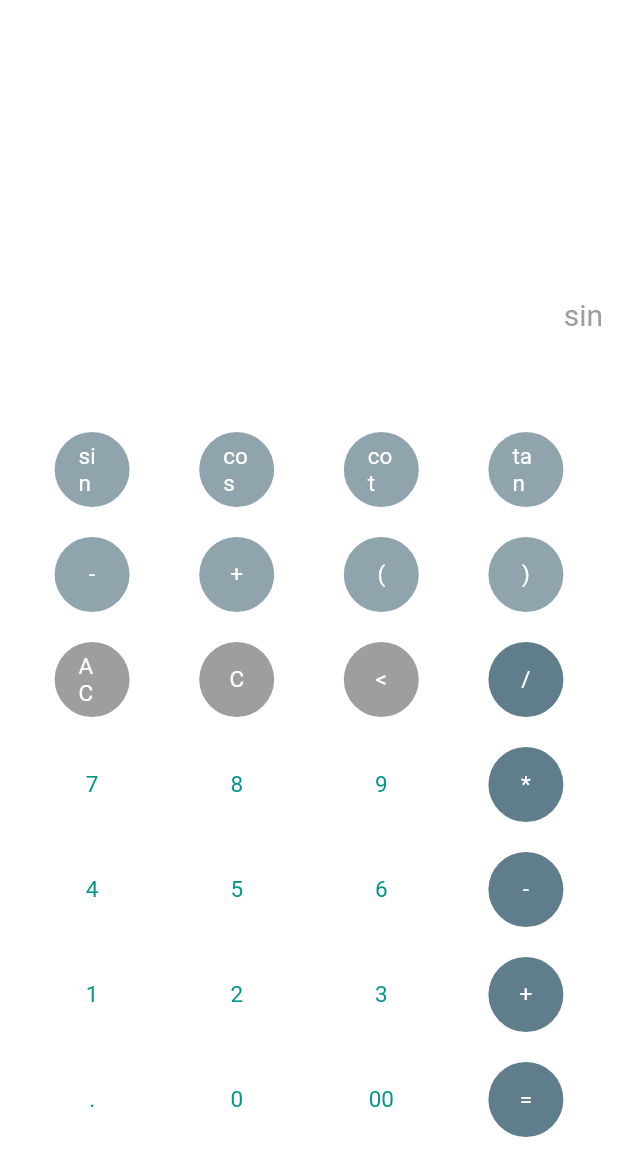
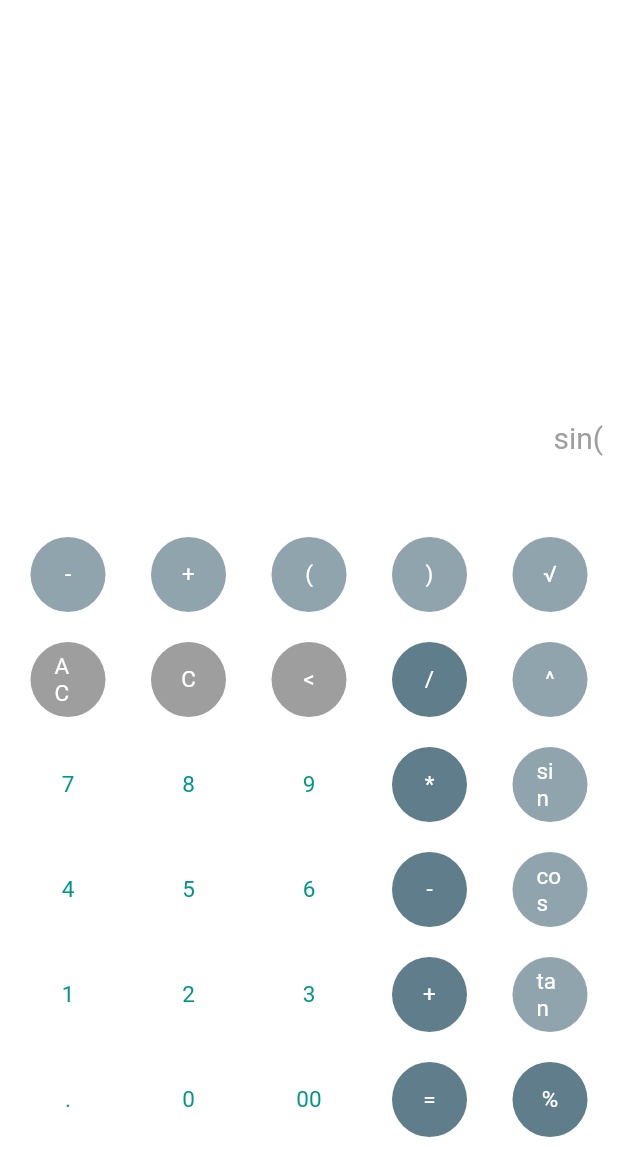
Before and after one commit to BlackIQ/flulator, a Flutter app: the ProCalculator screen opened directly, after a tap on "AC", after a tap on "sin", on a phone screen of 412 x 824 dp, the part 84-1236 px from its top. Run offline on Flutter 3.47's test engine with Material 2 defaults, Android fonts, the phone set to English and light mode, and no system bars; our stand-ins replace font_awesome_flutter, google_fonts, math_expressions; Roboto replaces fonts that are missing (Boogaloo).

Commit message:
Add new stuff and update pro

```diff
--- a/lib/app/pro/pro_cal.dart
+++ b/lib/app/pro/pro_cal.dart
@@ -14,9 +14,31 @@ class ProCalculatorState extends State<ProCalculator> {
   String _expression = 'Hi, Press AC to start app.';
 
   void numClick(String text) {
-    setState(() {
-      _expression += text;
-    });
+    if (text == 'sin') {
+      setState(() {
+        _expression += '${text}(';
+      });
+    }
+    else if (text == 'cos') {
+      setState(() {
+        _expression += '${text}(';
+      });
+    }
+    else if (text == 'tan') {
+      setState(() {
+        _expression += '${text}(';
+      });
+    }
+    else if (text == '√') {
+      setState(() {
+        _expression += 'sqrt(';
+      });
+    }
+    else {
+      setState(() {
+        _expression += text;
+      });
+    }
   }
 
   void deLast(String text) {
@@ -35,6 +57,13 @@ class ProCalculatorState extends State<ProCalculator> {
       } else if (text == 'C') {
         _expression = '';
       }
+    });
+  }
+
+  void percent(String text) {
+    double per = int.parse(_expression) / 100;
+    setState(() {
+      _history = per.toString();
     });
   }
 
@@ -96,42 +125,13 @@ class ProCalculatorState extends State<ProCalculator> {
             child: Text(
               _history,
               style: GoogleFonts.boogaloo(
-                fontSize: 40,
+                fontSize: 30,
                 color: Colors.teal,
               ),
             ),
             alignment: Alignment(1, 1),
           ),
           SizedBox(height: 10),
-          Row(
-            mainAxisAlignment: MainAxisAlignment.spaceEvenly,
-            children: <Widget>[
-              ProButton(
-                text: 'sin',
-                fillColor: Colors.blueGrey[300],
-                textColor: Colors.white,
-                callback: numClick,
-              ),
-              ProButton(
-                text: 'cos',
-                fillColor: Colors.blueGrey[300],
-                textColor: Colors.white,
-                callback: numClick,
-              ),
-              ProButton(
-                text: 'cot',
-                fillColor: Colors.blueGrey[300],
-                textColor: Colors.white,
-                callback: numClick,
-              ),
-              ProButton(
-                text: 'tan',
-                fillColor: Colors.blueGrey[300],
-                textColor: Colors.white,
-                callback: numClick,
-              )
-            ],
-          ),
           Row(
             mainAxisAlignment: MainAxisAlignment.spaceEvenly,
             children: <Widget>[
@@ -158,7 +158,13 @@ class ProCalculatorState extends State<ProCalculator> {
                 fillColor: Colors.blueGrey[300],
                 textColor: Colors.white,
                 callback: numClick,
-              )
+              ),
+              ProButton(
+                text: '√',
+                fillColor: Colors.blueGrey[300],
+                textColor: Colors.white,
+                callback: numClick,
+              ),
             ],
           ),
           Row(
@@ -187,7 +193,13 @@ class ProCalculatorState extends State<ProCalculator> {
                 fillColor: Colors.blueGrey,
                 textColor: Colors.white,
                 callback: numClick,
-              )
+              ),
+              ProButton(
+                text: '^',
+                fillColor: Colors.blueGrey[300],
+                textColor: Colors.white,
+                callback: numClick,
+              ),
             ],
           ),
           Row(
@@ -216,7 +228,13 @@ class ProCalculatorState extends State<ProCalculator> {
                 fillColor: Colors.blueGrey,
                 textColor: Colors.white,
                 callback: numClick,
-              )
+              ),
+              ProButton(
+                text: 'sin',
+                fillColor: Colors.blueGrey[300],
+                textColor: Colors.white,
+                callback: numClick,
+              ),
             ],
           ),
           Row(
@@ -245,7 +263,13 @@ class ProCalculatorState extends State<ProCalculator> {
                 fillColor: Colors.blueGrey,
                 textColor: Colors.white,
                 callback: numClick,
-              )
+              ),
+              ProButton(
+                text: 'cos',
+                fillColor: Colors.blueGrey[300],
+                textColor: Colors.white,
+                callback: numClick,
+              ),
             ],
           ),
           Row(
@@ -274,7 +298,13 @@ class ProCalculatorState extends State<ProCalculator> {
                 fillColor: Colors.blueGrey,
                 textColor: Colors.white,
                 callback: numClick,
-              )
+              ),
+              ProButton(
+                text: 'tan',
+                fillColor: Colors.blueGrey[300],
+                textColor: Colors.white,
+                callback: numClick,
+              ),
             ],
           ),
           Row(
@@ -303,7 +333,13 @@ class ProCalculatorState extends State<ProCalculator> {
                 fillColor: Colors.blueGrey,
                 textColor: Colors.white,
                 callback: evaluation,
-              )
+              ),
+              ProButton(
+                text: '%',
+                fillColor: Colors.blueGrey,
+                textColor: Colors.white,
+                callback: percent,
+              ),
             ],
           ),
         ],
```
